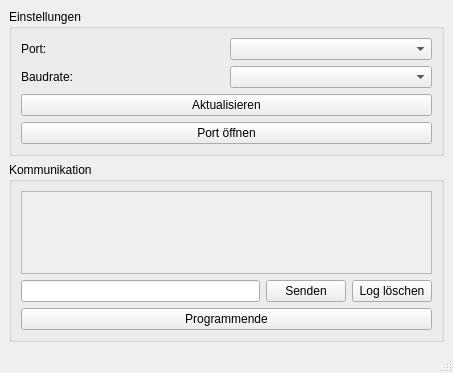
First picture: the form in QSerial/mainwindow.ui, repository Leon-Osterode/SerialPortProject, before the edit.
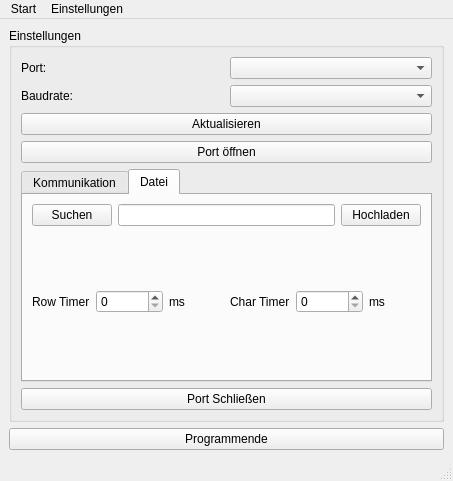
Second picture: the form after the edit.

Commit message: Datein und so klapa

What changed in the file:
```diff
--- a/QSerial/mainwindow.ui
+++ b/QSerial/mainwindow.ui
@@ -7,20 +7,34 @@
     <x>0</x>
     <y>0</y>
     <width>453</width>
-    <height>373</height>
+    <height>481</height>
    </rect>
   </property>
   <property name="windowTitle">
    <string>MainWindow</string>
   </property>
   <widget class="QWidget" name="centralwidget">
-   <layout class="QGridLayout" name="gridLayout_3">
-    <item row="0" column="0">
+   <layout class="QVBoxLayout" name="verticalLayout_3">
+    <item>
      <widget class="QGroupBox" name="groupBox">
       <property name="title">
        <string>Einstellungen</string>
       </property>
       <layout class="QGridLayout" name="gridLayout">
+       <item row="4" column="0">
+        <widget class="QPushButton" name="btn_closePort">
+         <property name="text">
+          <string>Port Schließen</string>
+         </property>
+        </widget>
+       </item>
+       <item row="2" column="0">
+        <widget class="QPushButton" name="btn_openPort">
+         <property name="text">
+          <string>Port öffnen</string>
+         </property>
+        </widget>
+       </item>
        <item row="0" column="0">
         <layout class="QHBoxLayout" name="horizontalLayout">
          <item>
@@ -60,54 +74,153 @@
          </property>
         </widget>
        </item>
-       <item row="2" column="0">
-        <widget class="QPushButton" name="btn_openPort">
-         <property name="text">
-          <string>Port öffnen</string>
+       <item row="3" column="0">
+        <widget class="QTabWidget" name="tabWidget">
+         <property name="sizePolicy">
+          <sizepolicy hsizetype="Expanding" vsizetype="Expanding">
+           <horstretch>0</horstretch>
+           <verstretch>0</verstretch>
+          </sizepolicy>
          </property>
+         <property name="currentIndex">
+          <number>1</number>
+         </property>
+         <widget class="QWidget" name="tab">
+          <attribute name="title">
+           <string>Kommunikation</string>
+          </attribute>
+          <layout class="QGridLayout" name="gridLayout_2">
+           <item row="0" column="0" colspan="3">
+            <widget class="QPlainTextEdit" name="plainTextEdit">
+             <property name="font">
+              <font>
+               <family>Courier New</family>
+               <pointsize>10</pointsize>
+               <bold>true</bold>
+              </font>
+             </property>
+             <property name="readOnly">
+              <bool>true</bool>
+             </property>
+            </widget>
+           </item>
+           <item row="1" column="0">
+            <widget class="QLineEdit" name="ln_text"/>
+           </item>
+           <item row="1" column="1">
+            <widget class="QPushButton" name="btn_send">
+             <property name="text">
+              <string>Senden</string>
+             </property>
+            </widget>
+           </item>
+           <item row="1" column="2">
+            <widget class="QPushButton" name="btn_clearLog">
+             <property name="text">
+              <string>Log löschen</string>
+             </property>
+            </widget>
+           </item>
+          </layout>
+         </widget>
+         <widget class="QWidget" name="tab_2">
+          <attribute name="title">
+           <string>Datei</string>
+          </attribute>
+          <layout class="QGridLayout" name="gridLayout_3">
+           <item row="0" column="0">
+            <layout class="QHBoxLayout" name="horizontalLayout_3">
+             <item>
+              <widget class="QPushButton" name="btn_searchFile">
+               <property name="text">
+                <string>Suchen</string>
+               </property>
+              </widget>
+             </item>
+             <item>
+              <widget class="QLineEdit" name="ln_filePath"/>
+             </item>
+             <item>
+              <widget class="QPushButton" name="btn_UploafFile">
+               <property name="text">
+                <string>Hochladen</string>
+               </property>
+              </widget>
+             </item>
+            </layout>
+           </item>
+           <item row="1" column="0">
+            <layout class="QHBoxLayout" name="horizontalLayout_5">
+             <item>
+              <layout class="QHBoxLayout" name="horizontalLayout_4">
+               <item>
+                <widget class="QLabel" name="label_5">
+                 <property name="text">
+                  <string>Row Timer</string>
+                 </property>
+                </widget>
+               </item>
+               <item>
+                <widget class="QSpinBox" name="sp_row_timer">
+                 <property name="maximum">
+                  <number>100000</number>
+                 </property>
+                 <property name="singleStep">
+                  <number>10</number>
+                 </property>
+                </widget>
+               </item>
+               <item>
+                <widget class="QLabel" name="label_6">
+                 <property name="text">
+                  <string>ms</string>
+                 </property>
+                </widget>
+               </item>
+              </layout>
+             </item>
+             <item>
+              <layout class="QHBoxLayout" name="horizontalLayout_2">
+               <item>
+                <widget class="QLabel" name="label_3">
+                 <property name="text">
+                  <string>Char Timer</string>
+                 </property>
+                </widget>
+               </item>
+               <item>
+                <widget class="QSpinBox" name="sp_char_timer">
+                 <property name="maximum">
+                  <number>100000</number>
+                 </property>
+                 <property name="singleStep">
+                  <number>10</number>
+                 </property>
+                </widget>
+               </item>
+               <item>
+                <widget class="QLabel" name="label_4">
+                 <property name="text">
+                  <string>ms</string>
+                 </property>
+                </widget>
+               </item>
+              </layout>
+             </item>
+            </layout>
+           </item>
+          </layout>
+         </widget>
         </widget>
        </item>
       </layout>
      </widget>
     </item>
-    <item row="1" column="0">
-     <widget class="QGroupBox" name="groupBox_2">
-      <property name="title">
-       <string>Kommunikation</string>
+    <item>
+     <widget class="QPushButton" name="pushButton_5">
+      <property name="text">
+       <string>Programmende</string>
       </property>
-      <layout class="QGridLayout" name="gridLayout_2">
-       <item row="1" column="0">
-        <widget class="QLineEdit" name="ln_text"/>
-       </item>
-       <item row="2" column="0" colspan="3">
-        <widget class="QPushButton" name="pushButton_5">
-         <property name="text">
-          <string>Programmende</string>
-         </property>
-        </widget>
-       </item>
-       <item row="1" column="1">
-        <widget class="QPushButton" name="btn_send">
-         <property name="text">
-          <string>Senden</string>
-         </property>
-        </widget>
-       </item>
-       <item row="1" column="2">
-        <widget class="QPushButton" name="btn_clearLog">
-         <property name="text">
-          <string>Log löschen</string>
-         </property>
-        </widget>
-       </item>
-       <item row="0" column="0" colspan="3">
-        <widget class="QPlainTextEdit" name="plainTextEdit">
-         <property name="enabled">
-          <bool>false</bool>
-         </property>
-        </widget>
-       </item>
-      </layout>
      </widget>
     </item>
    </layout>
@@ -121,6 +234,34 @@
      <height>20</height>
     </rect>
    </property>
+   <widget class="QMenu" name="menuEinstellungen">
+    <property name="title">
+     <string>Einstellungen</string>
+    </property>
+    <widget class="QMenu" name="menuPort">
+     <property name="title">
+      <string>Port</string>
+     </property>
+     <addaction name="actionPort_w_hlen"/>
+    </widget>
+    <widget class="QMenu" name="menuBaudrate">
+     <property name="title">
+      <string>Baudrate</string>
+     </property>
+     <addaction name="actionBaudrate_w_hlen"/>
+    </widget>
+    <addaction name="menuPort"/>
+    <addaction name="menuBaudrate"/>
+    <addaction name="separator"/>
+    <addaction name="actionHex"/>
+   </widget>
+   <widget class="QMenu" name="menuStart">
+    <property name="title">
+     <string>Start</string>
+    </property>
+   </widget>
+   <addaction name="menuStart"/>
+   <addaction name="menuEinstellungen"/>
   </widget>
   <widget class="QStatusBar" name="statusbar"/>
  </widget>
```
Left out of the diff: 33 changed lines with no effect on the pictures. The commit also changes 2 other files.
